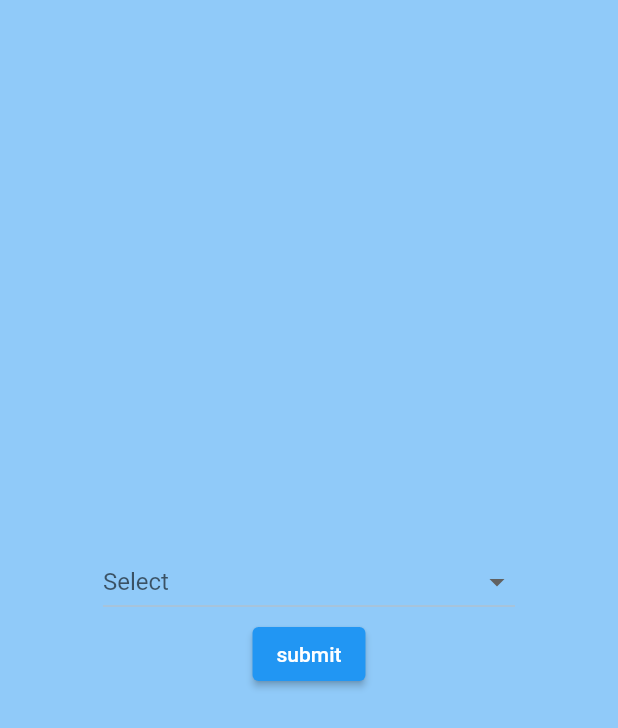
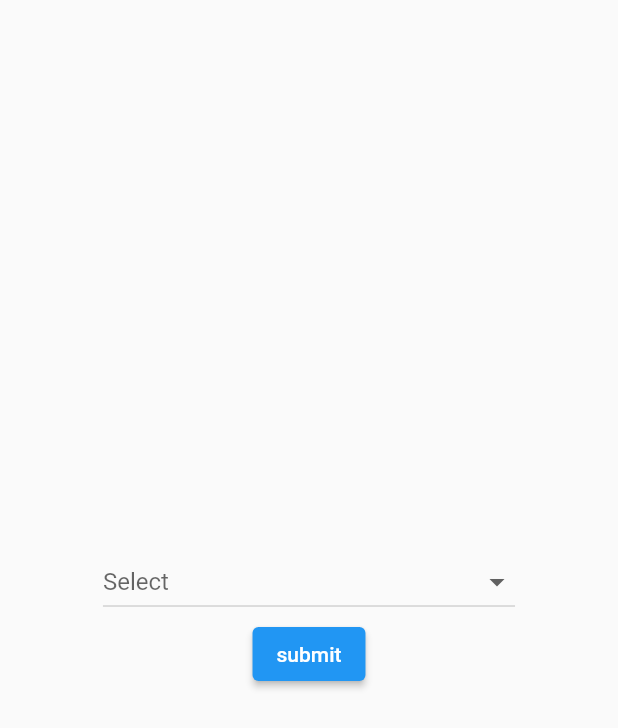
Before and after one commit to Rejoan2020/FlutterApp1, a Flutter app: the screen it shows after launch, on a phone screen of 412 x 824 dp. Shown: the top 728 px of the screen. Run offline on Flutter 3.47's test engine with Material 2 defaults, Android fonts, the phone set to English and light mode, and no system bars.

Commit message:
Update main.dart
this is 3rd project

```diff
--- a/project3/project/lib/main.dart
+++ b/project3/project/lib/main.dart
@@ -29,7 +29,7 @@ class _HPState extends State<HP> {
   var list = ["Custom broadcast receiver.","Wifi RTT state change receiver.","System battery notification receiver"];
   Widget build(BuildContext context) {
     return Scaffold(
-      backgroundColor: Colors.blue[200],
+      backgroundColor: Colors.blue[201],
       body: SizedBox.expand(
         child : Column(
           mainAxisAlignment: MainAxisAlignment.center,
```
